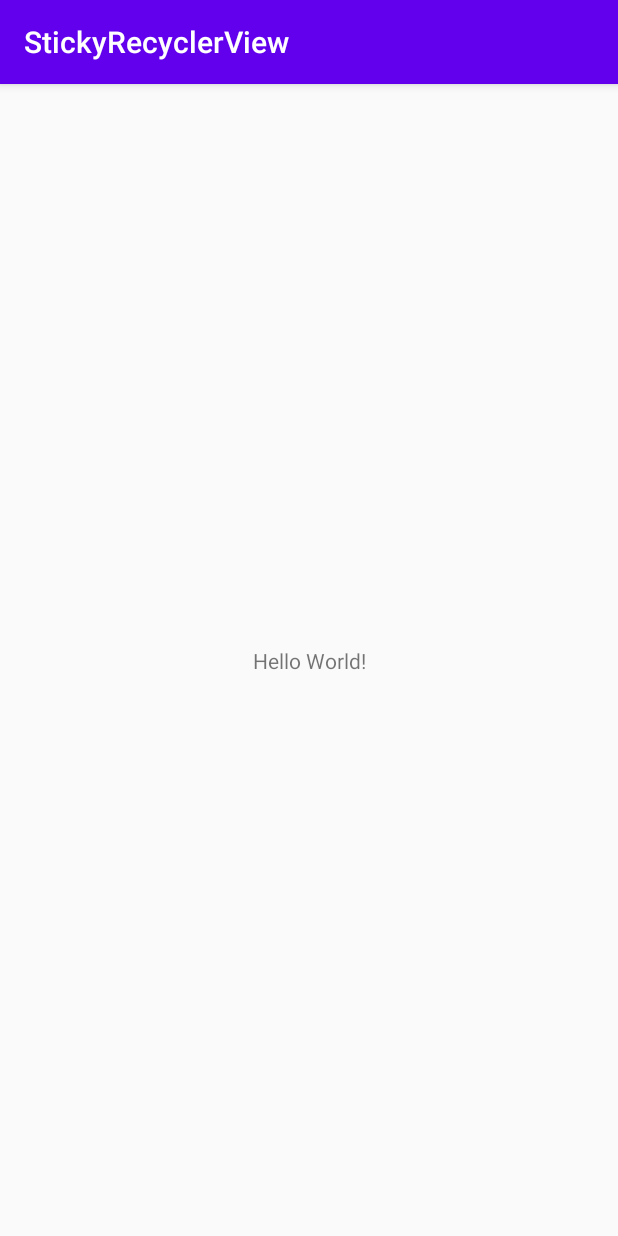
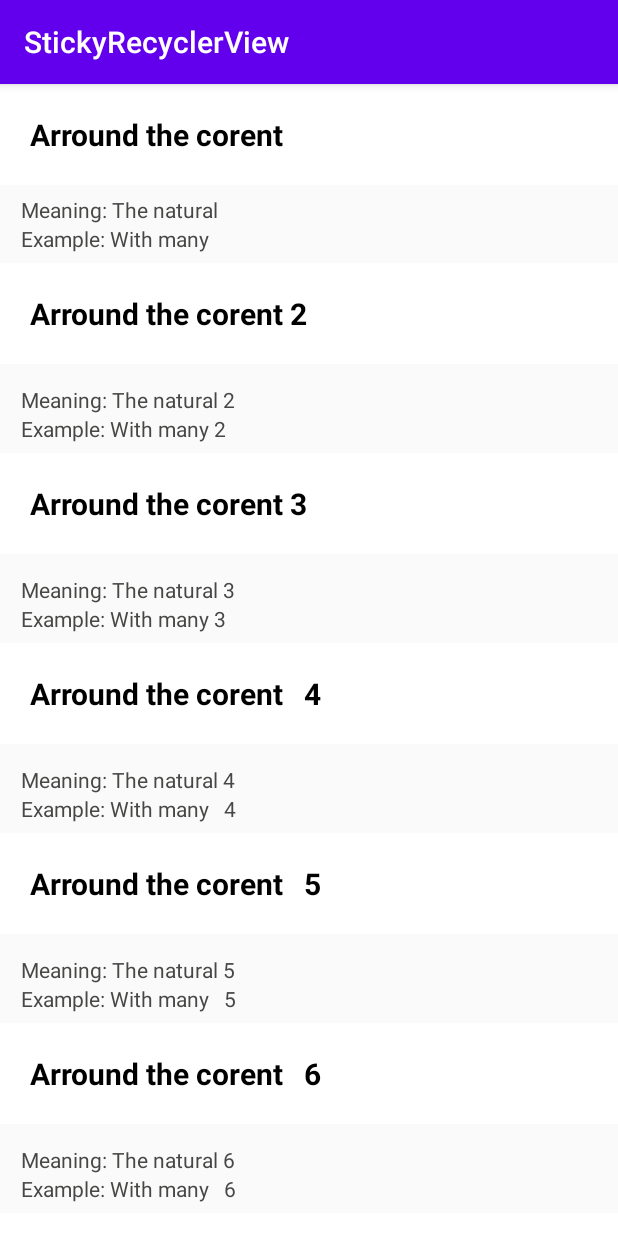
Before and after one commit to Vadosek228/StickyRecyclerView, an Android app: the screen it shows after launch (MainActivity), on a phone screen of 412 x 824 dp. Run offline under Robolectric (Android 15) with nearby library versions, the phone set to English and light mode, and no system bars.

Commit message:
[WID] task-1 - create sticky recycler decoration

```diff
--- a/app/build.gradle
+++ b/app/build.gradle
@@ -30,6 +30,10 @@ dependencies {
     implementation 'androidx.core:core-ktx:1.3.1'
     implementation 'androidx.appcompat:appcompat:1.2.0'
     implementation 'androidx.constraintlayout:constraintlayout:2.0.2'
+
+    //recyclerView
+    implementation "androidx.recyclerview:recyclerview:1.1.0"
+
     testImplementation 'junit:junit:4.12'
     androidTestImplementation 'androidx.test.ext:junit:1.1.2'
     androidTestImplementation 'androidx.test.espresso:espresso-core:3.3.0'
--- /dev/null
+++ b/app/src/main/java/com/example/stickyrecyclerview/DataAdapter.kt
@@ -0,0 +1,35 @@
+package com.example.stickyrecyclerview
+
+import android.content.Context
+import android.view.LayoutInflater
+import android.view.View
+import android.view.ViewGroup
+import android.widget.TextView
+import androidx.recyclerview.widget.RecyclerView
+
+class DataAdapter(
+    val context: Context,
+    val dataList: ArrayList<HashMap<String, String>>
+) : RecyclerView.Adapter<DataAdapter.DataHolder>() {
+
+    override fun onCreateViewHolder(parent: ViewGroup, viewType: Int): DataHolder {
+        val view = LayoutInflater.from(context).inflate(R.layout.item_main, parent, false)
+        val dataHolder = DataHolder(view)
+        return dataHolder
+    }
+
+    override fun getItemCount(): Int = dataList.size
+
+    override fun onBindViewHolder(holder: DataHolder, position: Int) {
+        val dataMap: HashMap<String, String> = dataList[position]
+        val wordMeaning = dataMap.get("Desc1")
+        val wordExample = dataMap.get("Desc2")
+        holder.tvMeaning.setText(wordMeaning)
+        holder.tvExample.setText(wordExample)
+    }
+
+    class DataHolder(itemView: View) : RecyclerView.ViewHolder(itemView) {
+        val tvMeaning: TextView = itemView.findViewById(R.id.text_view_item_main_title)
+        val tvExample: TextView = itemView.findViewById(R.id.text_view_item_main_text)
+    }
+}
--- a/app/src/main/java/com/example/stickyrecyclerview/MainActivity.kt
+++ b/app/src/main/java/com/example/stickyrecyclerview/MainActivity.kt
@@ -2,10 +2,109 @@ package com.example.stickyrecyclerview
 
 import androidx.appcompat.app.AppCompatActivity
 import android.os.Bundle
+import androidx.recyclerview.widget.LinearLayoutManager
+import androidx.recyclerview.widget.RecyclerView
+import com.example.stickyrecyclerview.RecyclerItemDecoration.SectionCallback
+import kotlinx.android.synthetic.main.activity_main.*
 
 class MainActivity : AppCompatActivity() {
+
+    val dataList: ArrayList<HashMap<String, String>> = ArrayList()
+
+    private lateinit var recyclerView: RecyclerView
+    private lateinit var linearLayoutManager: LinearLayoutManager
+
     override fun onCreate(savedInstanceState: Bundle?) {
         super.onCreate(savedInstanceState)
         setContentView(R.layout.activity_main)
+        getData()
+
+        recyclerView = recycler_view_main_container
+
+        linearLayoutManager = LinearLayoutManager(this)
+        recyclerView.layoutManager = linearLayoutManager
+
+        val dataAdapter: DataAdapter = DataAdapter(this, dataList)
+        recyclerView.adapter = dataAdapter
+
+        val recyclerItemDecoration: RecyclerItemDecoration =
+            RecyclerItemDecoration(
+                this,
+                resources.getDimensionPixelSize(R.dimen.header_height),
+                true,
+                getSectionCallback(dataList)
+            )
+        recyclerView.addItemDecoration(recyclerItemDecoration)
     }
+
+    private fun getSectionCallback(list: ArrayList<HashMap<String,String>>) : SectionCallback {
+        return object : SectionCallback {
+            override fun isSectionHeader(position: Int): Boolean {
+                return position == 0 || list[position].get("Title") != list[position-1].get("Title")
+            }
+
+            override fun getSectionHeaderName(position: Int): String {
+                val dataMap: HashMap<String, String> = list[position]
+                return dataMap.get("Title")!!
+            }
+        }
+    }
+
+    private fun getData() {
+        val dataMap: HashMap<String, String> = HashMap()
+        dataMap.put("Title", "Arround the corent")
+        dataMap.put("Desc1", "Meaning: The natural")
+        dataMap.put("Desc2", "Example: With many")
+        dataList.add(dataMap)
+
+        val dataMap2: HashMap<String, String> = HashMap()
+        dataMap2.put("Title", "Arround the corent 2")
+        dataMap2.put("Desc1", "Meaning: The natural 2")
+        dataMap2.put("Desc2", "Example: With many 2")
+        dataList.add(dataMap2)
+
+        val dataMap3: HashMap<String, String> = HashMap()
+        dataMap3.put("Title", "Arround the corent 3")
+        dataMap3.put("Desc1", "Meaning: The natural 3")
+        dataMap3.put("Desc2", "Example: With many 3")
+        dataList.add(dataMap3)
+
+        val dataMap4: HashMap<String, String> = HashMap()
+        dataMap4.put("Title", "Arround the corent   4")
+        dataMap4.put("Desc1", "Meaning: The natural 4")
+        dataMap4.put("Desc2", "Example: With many   4")
+        dataList.add(dataMap4)
+
+        val dataMap5: HashMap<String, String> = HashMap()
+        dataMap5.put("Title", "Arround the corent   5")
+        dataMap5.put("Desc1", "Meaning: The natural 5")
+        dataMap5.put("Desc2", "Example: With many   5")
+        dataList.add(dataMap5)
+
+        val dataMap6: HashMap<String, String> = HashMap()
+        dataMap6.put("Title", "Arround the corent   6")
+        dataMap6.put("Desc1", "Meaning: The natural 6")
+        dataMap6.put("Desc2", "Example: With many   6")
+        dataList.add(dataMap6)
+
+        val dataMap7: HashMap<String, String> = HashMap()
+        dataMap7.put("Title", "Arround the corent   7")
+        dataMap7.put("Desc1", "Meaning: The natural 7")
+        dataMap7.put("Desc2", "Example: With many   7")
+        dataList.add(dataMap7)
+
+        val dataMap8: HashMap<String, String> = HashMap()
+        dataMap8.put("Title", "Arround the corent   8")
+        dataMap8.put("Desc1", "Meaning: The natural 8")
+        dataMap8.put("Desc2", "Example: With many   8")
+        dataList.add(dataMap8)
+
+        val dataMap9: HashMap<String, String> = HashMap()
+        dataMap9.put("Title", "Arround the corent   9")
+        dataMap9.put("Desc1", "Meaning: The natural 9")
+        dataMap9.put("Desc2", "Example: With many   9")
+        dataList.add(dataMap9)
+
+    }
+
 }
--- /dev/null
+++ b/app/src/main/java/com/example/stickyrecyclerview/RecyclerItemDecoration.kt
@@ -0,0 +1,92 @@
+package com.example.stickyrecyclerview
+
+import android.content.Context
+import android.graphics.Canvas
+import android.graphics.Rect
+import android.view.LayoutInflater
+import android.view.View
+import android.view.ViewGroup
+import android.widget.TextView
+import androidx.recyclerview.widget.RecyclerView
+
+class RecyclerItemDecoration(
+    private val context: Context,
+    private val headerHeight: Int,
+    private val isSticky: Boolean,
+    private val sectionCallback: SectionCallback
+) : RecyclerView.ItemDecoration() {
+
+    private var headerOffset = headerHeight
+    private var sticky = isSticky
+
+    private var headerView: View? = null
+    private lateinit var tvTitle: TextView
+
+    override fun getItemOffsets(
+        outRect: Rect,
+        view: View,
+        parent: RecyclerView,
+        state: RecyclerView.State
+    ) {
+        super.getItemOffsets(outRect, view, parent, state)
+        val position = parent.getChildAdapterPosition(view)
+        if(sectionCallback.isSectionHeader(position)) {
+            outRect.top = headerOffset
+        }
+    }
+
+    override fun onDrawOver(c: Canvas, parent: RecyclerView, state: RecyclerView.State) {
+        super.onDrawOver(c, parent, state)
+        if (headerView == null) {
+            headerView = inflateHeader(parent)
+            tvTitle = headerView!!.findViewById(R.id.text_view_item_main_text)
+            fixLayoutSize(headerView!!, parent)
+        }
+
+        var prefTitlt = ""
+        for (i in 0..parent.childCount) {
+            if (parent.getChildAt(i) != null) {
+                val child: View = parent.getChildAt(i)
+                val childPosition: Int = parent.getChildAdapterPosition(child)
+                val title: String = sectionCallback.getSectionHeaderName(childPosition)
+                tvTitle.setText(title)
+                if (prefTitlt != title || sectionCallback.isSectionHeader(childPosition)) { // todo возможен косяк
+                    drawHeader(c, child, headerView!!)
+                    prefTitlt = title
+                }
+            }
+        }
+    }
+
+    private fun drawHeader(c: Canvas, child: View, headerView: View) {
+        c.save()
+        if (sticky) {
+            c.translate(0f, Math.max(0, child.top - headerView.height).toFloat())
+        } else {
+            c.translate(0f, (child.top - headerView.height).toFloat())
+        }
+        headerView.draw(c)
+        c.restore()
+    }
+
+    private fun fixLayoutSize(headerView: View, parent: ViewGroup) {
+        val widthSpec: Int = View.MeasureSpec.makeMeasureSpec(parent.width, View.MeasureSpec.EXACTLY)
+        val heighrSpec: Int = View.MeasureSpec.makeMeasureSpec(parent.height, View.MeasureSpec.UNSPECIFIED)
+
+        val childWidth = ViewGroup.getChildMeasureSpec(widthSpec, parent.paddingLeft + parent.paddingRight, headerView.layoutParams.width)
+        val childHeight = ViewGroup.getChildMeasureSpec(heighrSpec, parent.paddingTop + parent.paddingBottom, headerView.layoutParams.height)
+
+        headerView.measure(childWidth, childHeight)
+        headerView.layout(0,0, headerView.measuredWidth, headerView.measuredHeight)
+    }
+
+    private fun inflateHeader(recyclerView: RecyclerView) : View {
+        val view: View = LayoutInflater.from(context).inflate(R.layout.item_main_header, recyclerView, false)
+        return view
+    }
+
+    public interface SectionCallback {
+        public fun isSectionHeader(position: Int) : Boolean
+        public fun getSectionHeaderName(position: Int) : String
+    }
+}
--- a/app/src/main/res/layout/activity_main.xml
+++ b/app/src/main/res/layout/activity_main.xml
@@ -6,13 +6,11 @@
     android:layout_height="match_parent"
     tools:context=".MainActivity">
 
-    <TextView
-        android:layout_width="wrap_content"
-        android:layout_height="wrap_content"
-        android:text="Hello World!"
-        app:layout_constraintBottom_toBottomOf="parent"
-        app:layout_constraintLeft_toLeftOf="parent"
-        app:layout_constraintRight_toRightOf="parent"
-        app:layout_constraintTop_toTopOf="parent" />
+    <androidx.recyclerview.widget.RecyclerView
+        android:id="@+id/recycler_view_main_container"
+        android:layout_width="match_parent"
+        android:layout_height="match_parent"
+        tools:itemCount="3"
+        tools:listitem="@layout/item_main_header" />
 
 </androidx.constraintlayout.widget.ConstraintLayout>
--- /dev/null
+++ b/app/src/main/res/layout/item_main.xml
@@ -0,0 +1,26 @@
+<?xml version="1.0" encoding="utf-8"?>
+<LinearLayout
+    xmlns:android="http://schemas.android.com/apk/res/android"
+    android:layout_width="match_parent"
+    android:layout_height="wrap_content"
+    android:orientation="vertical"
+    android:padding="14dp"
+    xmlns:tools="http://schemas.android.com/tools">
+
+    <TextView
+        android:id="@+id/text_view_item_main_title"
+        android:layout_width="match_parent"
+        android:layout_height="wrap_content"
+        android:textColor="#474746"
+        android:textSize="14sp"
+        tools:text=" Text " />
+
+    <TextView
+        android:id="@+id/text_view_item_main_text"
+        android:layout_width="match_parent"
+        android:layout_height="wrap_content"
+        android:textColor="#474746"
+        android:textSize="14sp"
+        tools:text=" Text " />
+
+</LinearLayout>
--- /dev/null
+++ b/app/src/main/res/layout/item_main_header.xml
@@ -0,0 +1,20 @@
+<?xml version="1.0" encoding="utf-8"?>
+<androidx.constraintlayout.widget.ConstraintLayout xmlns:android="http://schemas.android.com/apk/res/android"
+    android:layout_width="match_parent"
+    android:layout_height="wrap_content"
+    xmlns:tools="http://schemas.android.com/tools"
+    xmlns:app="http://schemas.android.com/apk/res-auto"
+    android:padding="20dp"
+    android:background="#ffffff">
+
+    <TextView
+        android:id="@+id/text_view_item_main_text"
+        android:layout_width="match_parent"
+        android:layout_height="wrap_content"
+        app:layout_constraintTop_toTopOf="parent"
+        android:textSize="20sp"
+        android:textColor="#000000"
+        android:textStyle="bold"
+        tools:text=" Text " />
+
+</androidx.constraintlayout.widget.ConstraintLayout>
--- /dev/null
+++ b/app/src/main/res/values/dimens.xml
@@ -0,0 +1,4 @@
+<?xml version="1.0" encoding="utf-8"?>
+<resources>
+    <dimen name="header_height">60dp</dimen>
+</resources>
```
